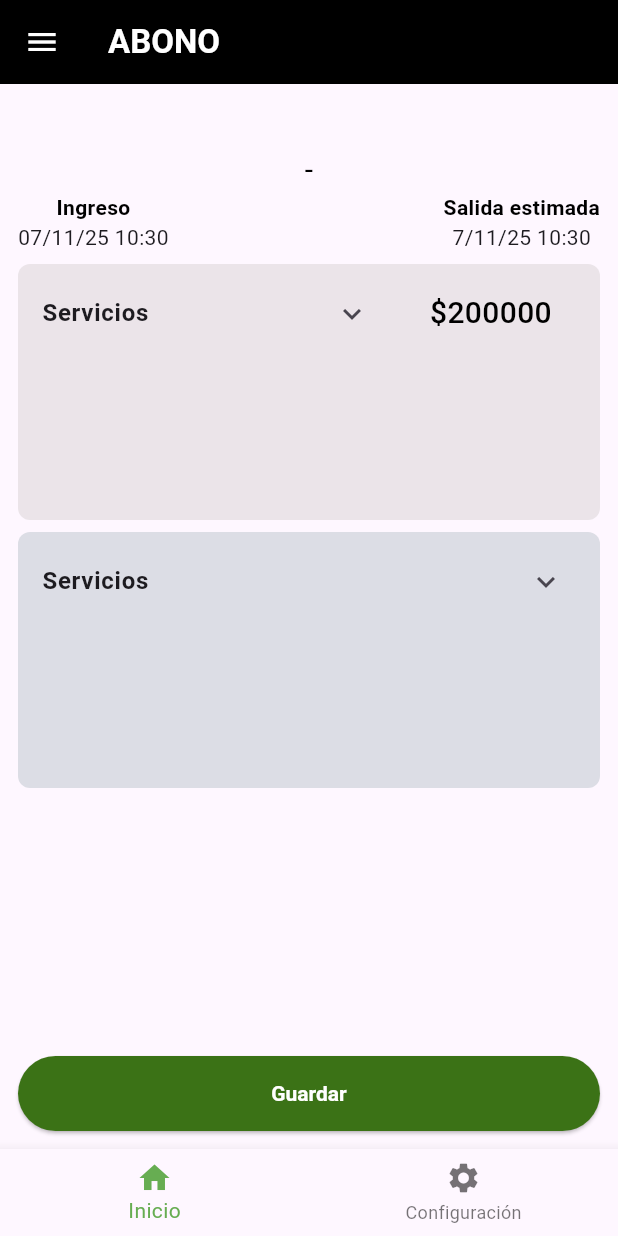
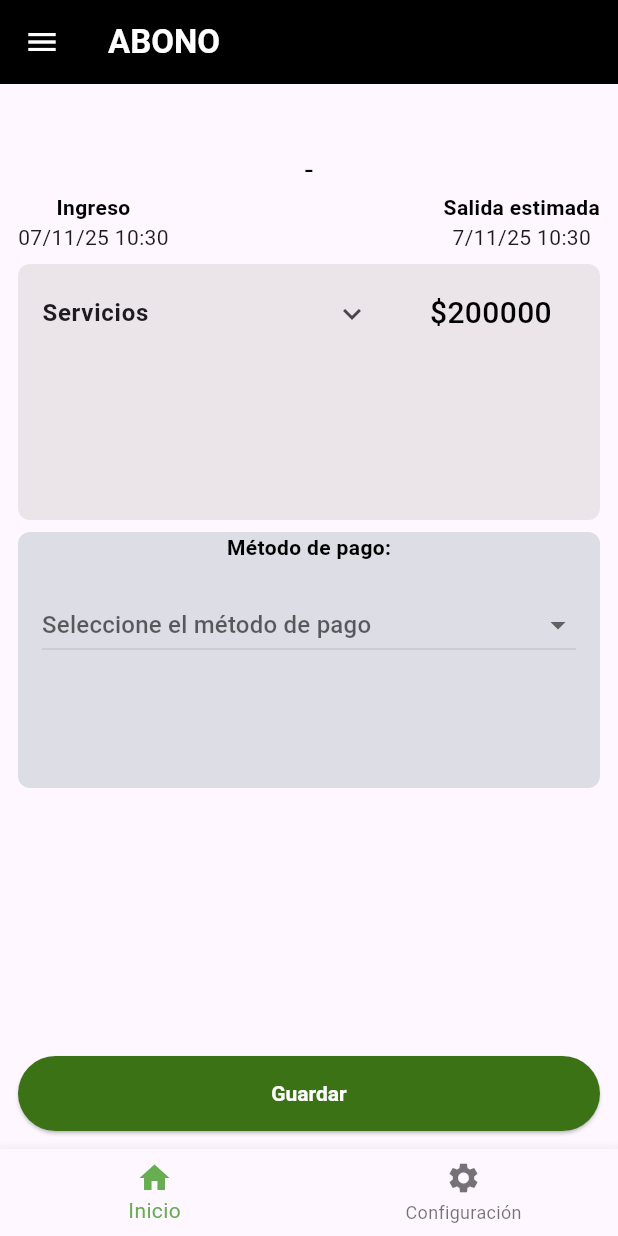
Before and after one commit to JuanRMSitemas/TalleresRmSoft, a Flutter app: the AbonoScreen screen opened directly with empty values, on a phone screen of 412 x 824 dp. Run offline on Flutter 3.47's test engine with Material 3 defaults, Android fonts, the phone set to English and light mode, and no system bars; our stand-ins replace flutter_dotenv.

```diff
--- a/lib/features/vehiculos/domain/orden_vehi.dart
+++ b/lib/features/vehiculos/domain/orden_vehi.dart
@@ -4,6 +4,7 @@ class Orden {
   final DateTime posibleEntrega;
   final DateTime? fechaEntrega;
   final String notas;
+  final String metodoPago;
 
 
   Orden({
@@ -12,5 +13,6 @@ class Orden {
     required this.posibleEntrega,
     this.fechaEntrega,
     required this.notas,
+    this.metodoPago = '',
   });
 }
--- a/lib/features/vehiculos/presentation/screens/abono_vehiculo.dart
+++ b/lib/features/vehiculos/presentation/screens/abono_vehiculo.dart
@@ -3,19 +3,20 @@ import 'package:talleres/core/widgets/custom_scaffold.dart';
 import 'package:talleres/desing/text_style.dart';
 import 'package:talleres/desing/buttons.dart';
 import 'package:talleres/desing/date_extensions.dart';
+import 'package:talleres/features/vehiculos/presentation/screens/home_page.dart';
 //import 'package:talleres/features/vehiculos/domain/vehiculo.dart';
 //import 'package:talleres/desing/app_colors.dart';
 import 'package:intl/intl.dart';
 
 
-class AbonoScreen extends StatelessWidget {
+class AbonoScreen extends StatefulWidget {
   final String nombre;
   final String vehiculo;
   final String placa;
   final DateTime? ingreso;
   final DateTime salidaEstimada;
   final List<String> procesos;
-  final String metodoPago;
+  final List<String> metodoPago;
 
   const AbonoScreen({
     super.key,
@@ -25,7 +26,15 @@ class AbonoScreen extends StatelessWidget {
     required this.ingreso,
     required this.salidaEstimada,
     required this.procesos,
-    required this.metodoPago});
+    required this.metodoPago,
+  });
+
+  @override
+  State<AbonoScreen> createState() => _AbonoScreenState();
+}
+class _AbonoScreenState extends State<AbonoScreen> {
+  String metodoPagoSelec = 'Seleccione el método de pago';
+  final List<String> metodoPago = ['Efectivo', 'Transferencia', 'Otro'];
 
   @override
   Widget build(BuildContext context) {
@@ -43,19 +52,19 @@ class AbonoScreen extends StatelessWidget {
 
   Padding datosCliente() {
     final double valorTotal = 200000; //Valoor de los procesos
+    //String metodoPagos = '';
     return Padding(
       padding: const EdgeInsets.all(12.0),
       child: Column(
         crossAxisAlignment: CrossAxisAlignment.center,
         children: [
-          Text( nombre, //nombre que se ingresa en el formulario
+          Text( widget.nombre, //nombre que se ingresa en el formulario
             style:  TextStyles.h1
           ),
           Text(
-            "$vehiculo - $placa", //vehicuolo y placa
+            "${widget.vehiculo} - ${widget.placa}", //vehicuolo y placa
             style: TextStyles.h3,
           ),
-
           //Fechas de ingreso y estimado de salida -----------------------------
           Row(
             mainAxisAlignment: MainAxisAlignment.spaceBetween,
@@ -67,7 +76,7 @@ class AbonoScreen extends StatelessWidget {
                   style: TextStyles.h4
                 ),
                 Text(
-                  DateFormat('dd/MM/yy HH:mm').format(ingreso ?? DateTime.now()), //guarda la fecha de ingreso en .fechaIngreso
+                  DateFormat('dd/MM/yy HH:mm').format(widget.ingreso ?? DateTime.now()), //guarda la fecha de ingreso en .fechaIngreso
                 ),
               ]),
               Column(
@@ -77,7 +86,7 @@ class AbonoScreen extends StatelessWidget {
                   style: TextStyles.h4
                 ),
                 Text(
-                  formatFecha(salidaEstimada), //guarda la fecha de ingreso en .fechaIngreso
+                  formatFecha(widget.salidaEstimada), //guarda la fecha de ingreso en .fechaIngreso
                 ),
               ]),
             ]
@@ -154,36 +163,27 @@ class AbonoScreen extends StatelessWidget {
                 child: SingleChildScrollView(
                   child: Column(
                     children: [
-                      const SizedBox(height: 4),
-                      //fila principal servicios + valor
-                      Row(
-                        mainAxisAlignment: MainAxisAlignment.spaceBetween,
-                        children: [
-                           // Columna izquierda: Servicios expandibles
-                          Expanded(
-                            flex: 2,
-                            child: ExpansionTile(
-                              title: const Text(
-                                'Servicios',
-                                style: TextStyle(
-                                  fontWeight: FontWeight.bold,
-                                  fontSize: 16,
-                                ),
-                              ),
-                              children: const [
-                                ListTile(
-                                  title: Text('Diagnóstico'),
-                                ),
-                              ],
-                            ),
-                          ),
-                        ],
-                      ),
-                      Row(
-                        children: [
+                      const Text('Método de pago:', style: TextStyles.h4),
 
-                        ],
-
+                      const SizedBox(height: 10),
+                      Padding(
+                        padding: const EdgeInsets.only(left: 16, right: 16, top: 8, bottom: 8),
+                        child: DropdownButton<String>(
+                          value: metodoPagoSelec == 'Seleccione el método de pago' ? null : metodoPagoSelec,
+                          hint: const Text('Seleccione el método de pago'),
+                          isExpanded: true,
+                          items: metodoPago.map((String metodo) {
+                            return DropdownMenuItem<String>(
+                              value: metodo,
+                              child: Text(metodo),
+                            );
+                          }).toList(),
+                          onChanged: (String? value) {
+                            setState(() {
+                              metodoPagoSelec = value!;
+                            });
+                          },
+                        ),
                       ),
                     ],
                   ),
@@ -197,7 +197,20 @@ class AbonoScreen extends StatelessWidget {
             width: double.infinity,
             child: Buttons(
               text: 'Guardar',
-              onPressed: () {},
+              onPressed: () {
+                if(metodoPagoSelec=='Seleccione un metodo de pago'){
+                  ScaffoldMessenger.of(context).showSnackBar(
+                    const SnackBar(content: Text('Selecciona el metodo de pago')),
+                  );
+                  return;
+                }
+                Navigator.pushReplacement(
+                  context,
+                  MaterialPageRoute(
+                    builder: (context) => const VehiculosScreen()
+                  ),
+                );
+              },
             ),
           ),
         ],
--- a/lib/main.dart
+++ b/lib/main.dart
@@ -1,7 +1,7 @@
 import 'package:flutter/material.dart';
 import 'package:talleres/features/settings/presentation/settings_page.dart';
-import 'package:talleres/features/vehiculos/presentation/home_page.dart';
-import 'package:talleres/features/vehiculos/presentation/ingreso_vehiculo.dart';
+import 'package:talleres/features/vehiculos/presentation/screens/home_page.dart';
+import 'package:talleres/features/vehiculos/presentation/screens/ingreso_vehiculo.dart';
 import 'package:flutter_localizations/flutter_localizations.dart';
 import 'package:talleres/features/vehiculos/domain/cliente.dart'; // ignore: unused_import
 import 'package:talleres/features/vehiculos/domain/vehiculo.dart';// ignore: unused_import
```
Also changed, not shown: lib/features/settings/presentation/settings_page.dart (+89 -5 lines), lib/features/vehiculos/presentation/screens/home_page.dart (renamed from lib/features/vehiculos/presentation/home_page.dart, +3 -11 lines), lib/features/vehiculos/presentation/screens/ingreso_vehiculo.dart (renamed from lib/features/vehiculos/presentation/ingreso_vehiculo.dart).
